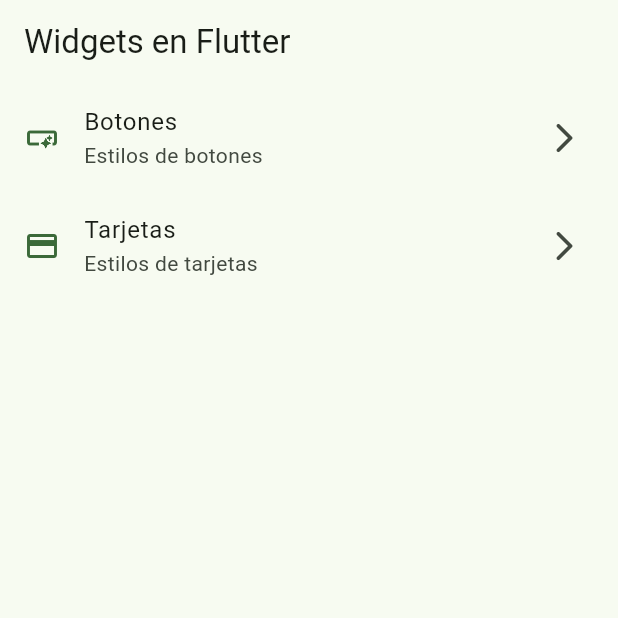
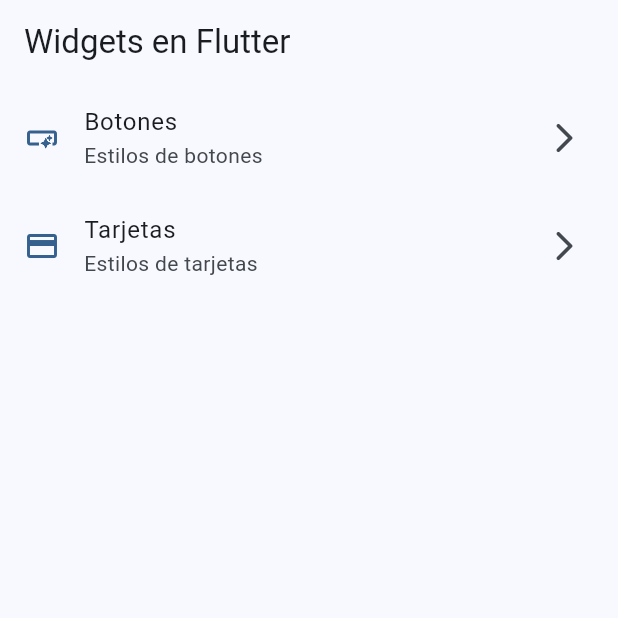
Before and after one commit to XamalionDev71/e301_moviles, a Flutter app: the screen it shows after launch, on a phone screen of 412 x 824 dp, the top half of it. Run offline on Flutter 3.47's test engine with Material 3 defaults, Android fonts, the light colour scheme and no system bars; our stand-ins replace go_router.

Commit message:
commit 1 31Mar2025

```diff
--- a/lib/main.dart
+++ b/lib/main.dart
@@ -15,7 +15,7 @@
     return MaterialApp.router(
       routerConfig: appRouter,
       debugShowCheckedModeBanner: false,
-      theme: AppTheme(selectColor: 1).getTheme(),
+      theme: AppTheme(selectColor: 0).getTheme(),
     );
   }
 }
```
